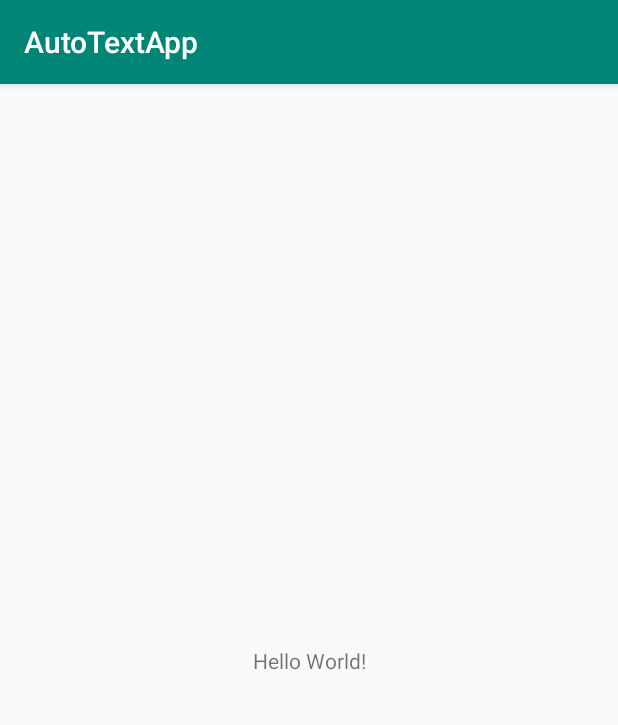
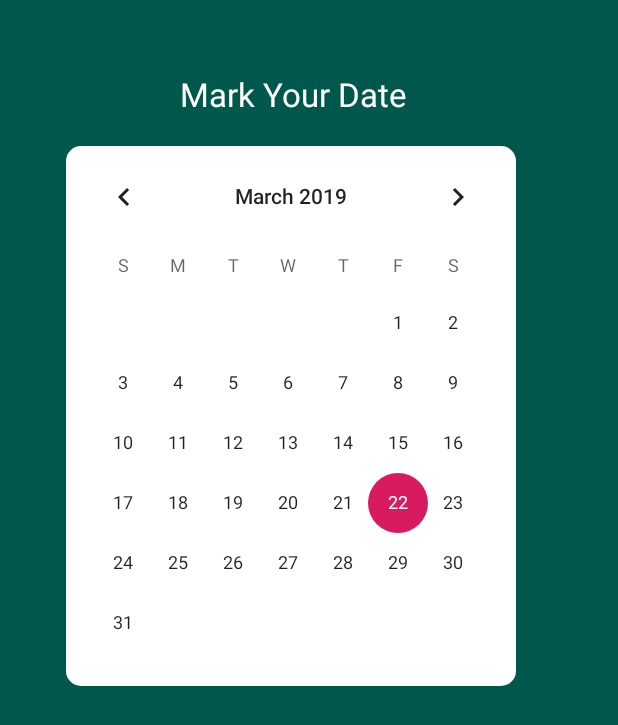
Before and after one commit to DJWickWack/AutoTextApp, an Android app: the screen it shows after launch (MainActivity), on a phone screen of 412 x 824 dp. Shown: the top 725 px of the screen. Run offline under Robolectric (Android 15) with nearby library versions, the phone set to English and light mode, and no system bars.

Commit message:
Basic Calendar Layout and Date Saving

```diff
--- a/AutoTextApp/app/src/main/java/com/example/autotextapp/MainActivity.java
+++ b/AutoTextApp/app/src/main/java/com/example/autotextapp/MainActivity.java
@@ -1,13 +1,29 @@
 package com.example.autotextapp;
 
+import android.support.annotation.NonNull;
 import android.support.v7.app.AppCompatActivity;
 import android.os.Bundle;
+import android.widget.CalendarView;
+import android.widget.TextView;
 
 public class MainActivity extends AppCompatActivity {
 
+    CalendarView mainCalendar;
+    TextView selectedDate;
     @Override
     protected void onCreate(Bundle savedInstanceState) {
         super.onCreate(savedInstanceState);
         setContentView(R.layout.activity_main);
+
+        mainCalendar = (CalendarView) findViewById(R.id.calendarView);
+        selectedDate = (TextView) findViewById((R.id.currentDate));
+
+        mainCalendar.setOnDateChangeListener(new CalendarView.OnDateChangeListener() {
+            @Override
+            public void onSelectedDayChange(@NonNull CalendarView view, int year, int month, int dayOfMonth) {
+            String date = (month + 1) + "/" + dayOfMonth + "/" + year;
+            selectedDate.setText(date);
+            }
+        });
     }
 }
--- /dev/null
+++ b/AutoTextApp/app/src/main/res/drawable/bg_calen.xml
@@ -0,0 +1,11 @@
+<?xml version="1.0" encoding="utf-8"?>
+<shape xmlns:android="http://schemas.android.com/apk/res/android">
+
+    <corners
+        android:radius="10dp"
+        ></corners>
+
+    <solid
+        android:color="#FFF"
+        ></solid>
+</shape>
--- a/AutoTextApp/app/src/main/res/layout/activity_main.xml
+++ b/AutoTextApp/app/src/main/res/layout/activity_main.xml
@@ -1,18 +1,40 @@
 <?xml version="1.0" encoding="utf-8"?>
-<android.support.constraint.ConstraintLayout xmlns:android="http://schemas.android.com/apk/res/android"
+<RelativeLayout
+    xmlns:android="http://schemas.android.com/apk/res/android"
     xmlns:app="http://schemas.android.com/apk/res-auto"
     xmlns:tools="http://schemas.android.com/tools"
     android:layout_width="match_parent"
     android:layout_height="match_parent"
+    android:background="@color/colorPrimaryDark"
     tools:context=".MainActivity">
 
     <TextView
+        android:id="@+id/currentDate"
         android:layout_width="wrap_content"
         android:layout_height="wrap_content"
-        android:text="Hello World!"
-        app:layout_constraintBottom_toBottomOf="parent"
-        app:layout_constraintLeft_toLeftOf="parent"
-        app:layout_constraintRight_toRightOf="parent"
-        app:layout_constraintTop_toTopOf="parent" />
 
-</android.support.constraint.ConstraintLayout>
+        android:text="Mark Your Date"
+        android:textColor="#FFF"
+        android:textSize="22sp"
+        android:layout_marginLeft="120dp"
+        android:layout_marginTop="48dp"/>
+
+    <LinearLayout
+        android:id="@+id/calendarHolder"
+        android:layout_below="@id/currentDate"
+        android:layout_width="300dp"
+        android:layout_height="wrap_content"
+        android:layout_marginTop="20dp"
+        android:layout_marginLeft="44dp"
+        android:background="@drawable/bg_calen">
+
+        <CalendarView
+            android:id="@+id/calendarView"
+            android:layout_width="wrap_content"
+            android:layout_height="360dp">
+
+        </CalendarView>
+
+    </LinearLayout>
+
+</RelativeLayout>
--- a/AutoTextApp/app/src/main/res/values/strings.xml
+++ b/AutoTextApp/app/src/main/res/values/strings.xml
@@ -1,3 +1,4 @@
 <resources>
     <string name="app_name">AutoTextApp</string>
+
 </resources>
--- a/AutoTextApp/app/src/main/res/values/styles.xml
+++ b/AutoTextApp/app/src/main/res/values/styles.xml
@@ -1,7 +1,7 @@
 <resources>
 
     <!-- Base application theme. -->
-    <style name="AppTheme" parent="Theme.AppCompat.Light.DarkActionBar">
+    <style name="AppTheme" parent="Theme.AppCompat.Light.NoActionBar">
         <!-- Customize your theme here. -->
         <item name="colorPrimary">@color/colorPrimary</item>
         <item name="colorPrimaryDark">@color/colorPrimaryDark</item>
```
